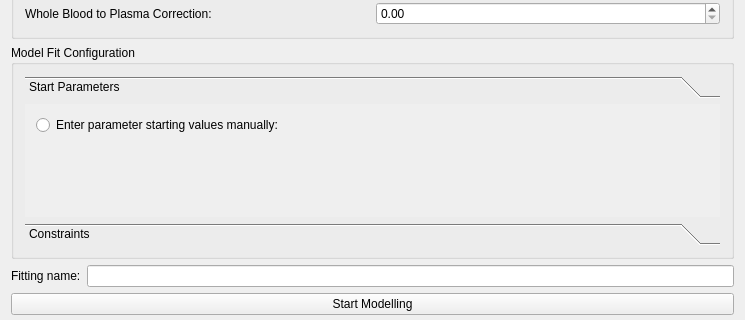
MITK/MITK, file Plugins/org.mitk.gui.qt.pharmacokinetics.pet/src/internal/PETDynamicViewControls.ui: the form before one commit; both pictures show x 0 to 745 and y 353 to 673 of the 745 by 898 pixel window.
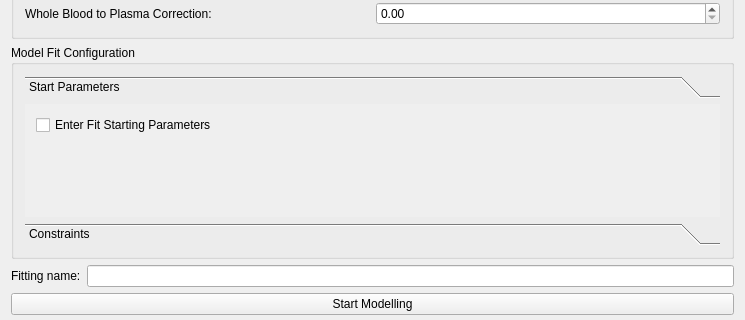
The form after the commit. The open tabs and pages were chosen to show the change. Custom widgets are drawn as their Qt base class.

Commit message: Replace start parameters radioButton with checkBox in fitting views (T30436).

What changed in the file:
```diff
--- a/Plugins/org.mitk.gui.qt.pharmacokinetics.pet/src/internal/PETDynamicViewControls.ui
+++ b/Plugins/org.mitk.gui.qt.pharmacokinetics.pet/src/internal/PETDynamicViewControls.ui
@@ -204,7 +204,7 @@
            <x>0</x>
            <y>0</y>
            <width>715</width>
-           <height>185</height>
+           <height>166</height>
           </rect>
          </property>
          <property name="toolTip">
@@ -218,9 +218,9 @@
          </attribute>
          <layout class="QVBoxLayout" name="verticalLayout_6">
           <item>
-           <widget class="QRadioButton" name="radioButton_StartParameters">
+           <widget class="QCheckBox" name="checkBox_StartParameters">
             <property name="text">
-             <string>Enter parameter starting values manually:</string>
+             <string>Enter Fit Starting Parameters</string>
             </property>
            </widget>
           </item>
```
Left out of the diff: 6 changed lines with no effect on the pictures. The commit also changes 5 other files.
